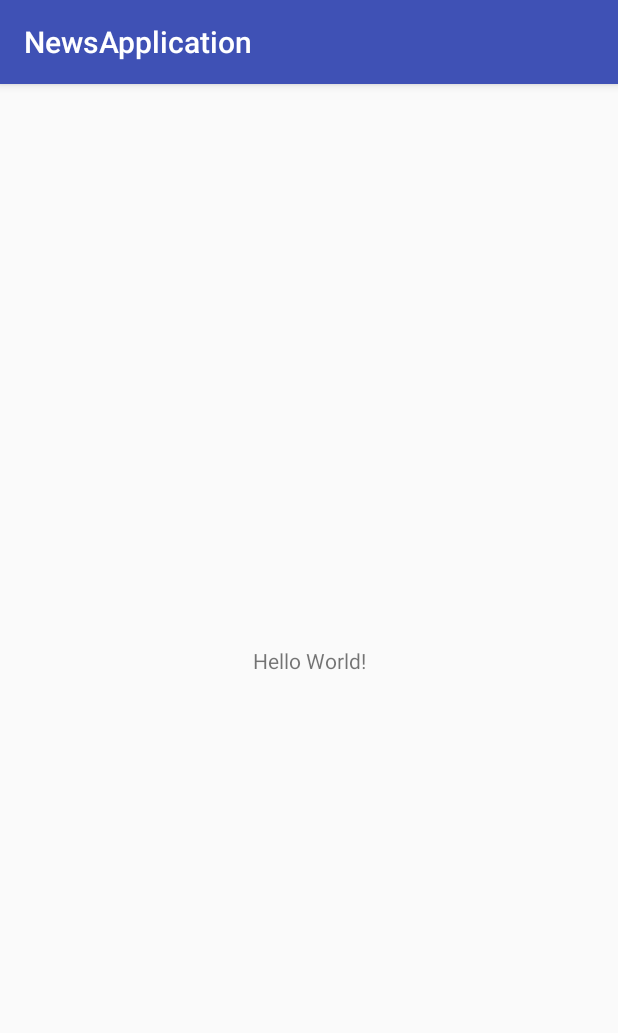
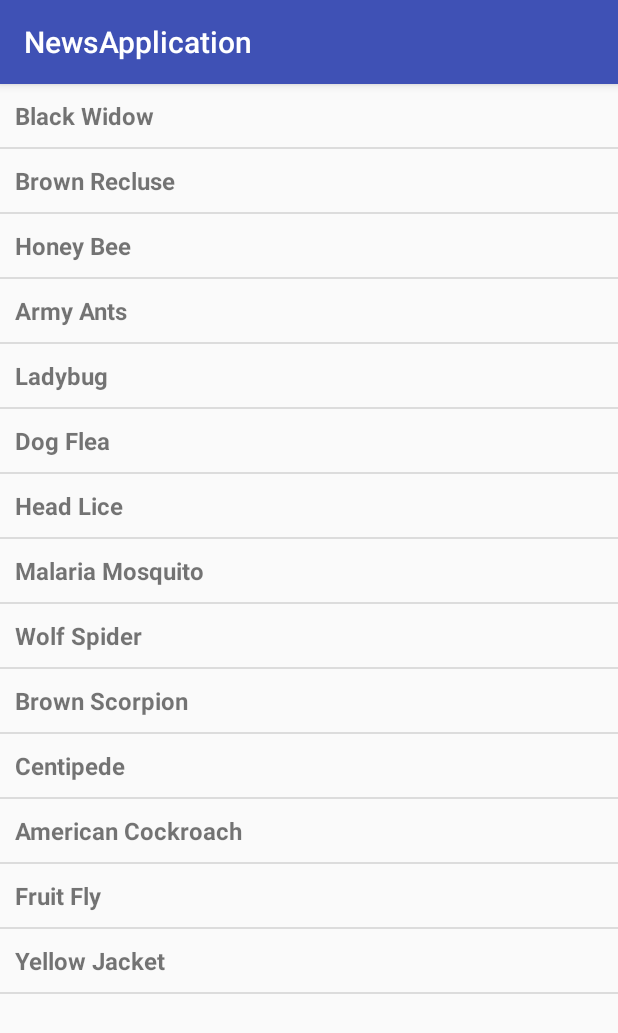
Before and after one commit to halfbiteducation/NewsApplication, an Android app: the screen it shows after launch (MainActivity), on a phone screen of 412 x 824 dp. Shown: the top 1033 px of the screen. Run offline under Robolectric (Android 15) with nearby library versions, the phone set to English and light mode, and no system bars.

Commit message:
listview with mock data

```diff
--- a/app/src/main/java/com/example/prakharagarwal/newsapplication/MainActivity.java
+++ b/app/src/main/java/com/example/prakharagarwal/newsapplication/MainActivity.java
@@ -6,6 +6,8 @@ import android.os.AsyncTask;
 import android.support.v7.app.AppCompatActivity;
 import android.os.Bundle;
 import android.util.Log;
+import android.widget.ArrayAdapter;
+import android.widget.ListView;
 import android.widget.Toast;
 
 import org.json.JSONArray;
@@ -36,52 +38,15 @@ public class MainActivity extends AppCompatActivity {
         Toast.makeText(this, "this is a Toast", Toast.LENGTH_SHORT).show();
         Log.w(TAG, "in onCreate()");
 
-        //Connecting to NewsApi without Async Task
-//        HttpURLConnection urlConnection = null;
-//        BufferedReader reader=null;
-//
-//        try {
-//            URL url = new URL("https://newsapi.org/v1/articles?source=the-verge&apiKey="+R.string.news_api_key);
-//            urlConnection = (HttpURLConnection) url.openConnection();
-//            urlConnection.setRequestMethod("GET");
-////            urlConnection.connect();
-//
-//
-//            // Read the input stream into a String
-//            InputStream inputStream = urlConnection.getInputStream();
-//            StringBuffer buffer = new StringBuffer();
-//
-//             reader = new BufferedReader(new InputStreamReader(inputStream));
-//
-//            String line;
-//            while ((line = reader.readLine()) != null) {
-//                // Since it's JSON, adding a newline isn't necessary (it won't affect parsing)
-//                // But it does make debugging a *lot* easier if you print out the completed
-//                // buffer for debugging.
-//                buffer.append(line + "\n");
-//            }
-//
-//            String JsonStr = buffer.toString();
-//            Log.d("News Response",JsonStr);
-//
-//        } catch (MalformedURLException e) {
-//            e.printStackTrace();
-//        } catch (ProtocolException e) {
-//            e.printStackTrace();
-//        } catch (IOException e) {
-//            e.printStackTrace();
-//        }finally {
-//            if (urlConnection != null) {
-//                urlConnection.disconnect();
-//            }
-//            if (reader != null) {
-//                try {
-//                    reader.close();
-//                } catch (final IOException e) {
-//                    Log.e(TAG, "Error closing stream", e);
-//                }
-//            }
-//        }
+
+        String[] mobileArray = {"Black Widow","Brown Recluse","Honey Bee","Army Ants",
+                "Ladybug","Dog Flea","Head Lice","Malaria Mosquito","Wolf Spider","Brown Scorpion","Centipede","American Cockroach"
+        ,"Fruit Fly","Yellow Jacket"};
+        ArrayAdapter adapter = new ArrayAdapter<String>(this,
+                R.layout.item_listview, mobileArray);
+
+        ListView listView = (ListView) findViewById(R.id.listview);
+        listView.setAdapter(adapter);
 
         new SyncTask_GET().execute();
     }
@@ -188,40 +153,5 @@ public class MainActivity extends AppCompatActivity {
         }
     }
 
-    @Override
-    protected void onStart() {
-        super.onStart();
-        Log.w(TAG, "in onStart()");
-    }
 
-    @Override
-    protected void onResume() {
-        super.onResume();
-        Log.w(TAG, "in onResume()");
-    }
-
-    @Override
-    protected void onPause() {
-        super.onPause();
-        Log.w(TAG, "in onPause()");
-    }
-
-    @Override
-    protected void onStop() {
-        super.onStop();
-        Log.w(TAG, "in onStop()");
-    }
-
-    @Override
-    protected void onRestart() {
-        super.onRestart();
-        Log.w(TAG, "in onRestart()");
-    }
-
-    @Override
-    protected void onDestroy() {
-        super.onDestroy();
-        Log.w(TAG, "in onDestroy()");
-
-    }
 }
--- a/app/src/main/res/layout/activity_main.xml
+++ b/app/src/main/res/layout/activity_main.xml
@@ -6,13 +6,9 @@
     android:layout_height="match_parent"
     tools:context="com.example.prakharagarwal.newsapplication.MainActivity">
 
-    <TextView
-        android:layout_width="wrap_content"
-        android:layout_height="wrap_content"
-        android:text="Hello World!"
-        app:layout_constraintBottom_toBottomOf="parent"
-        app:layout_constraintLeft_toLeftOf="parent"
-        app:layout_constraintRight_toRightOf="parent"
-        app:layout_constraintTop_toTopOf="parent" />
+    <ListView
+        android:id="@+id/listview"
+        android:layout_width="match_parent"
+        android:layout_height="match_parent"></ListView>
 
 </android.support.constraint.ConstraintLayout>
--- /dev/null
+++ b/app/src/main/res/layout/item_listview.xml
@@ -0,0 +1,12 @@
+<?xml version="1.0" encoding="utf-8"?>
+
+
+<TextView xmlns:android="http://schemas.android.com/apk/res/android"
+    android:id="@+id/label"
+    android:layout_width="fill_parent"
+    android:layout_height="fill_parent"
+    android:layout_margin="10dp"
+    android:padding="10dip"
+    android:text="text"
+    android:textSize="16sp"
+    android:textStyle="bold"/>
```
